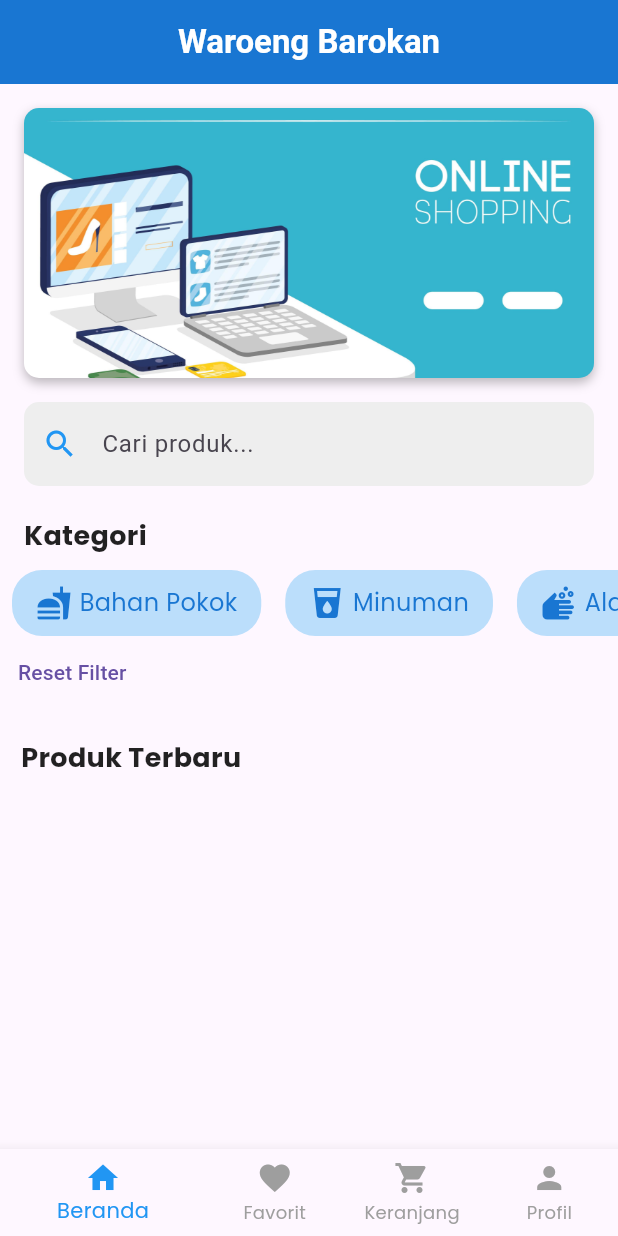
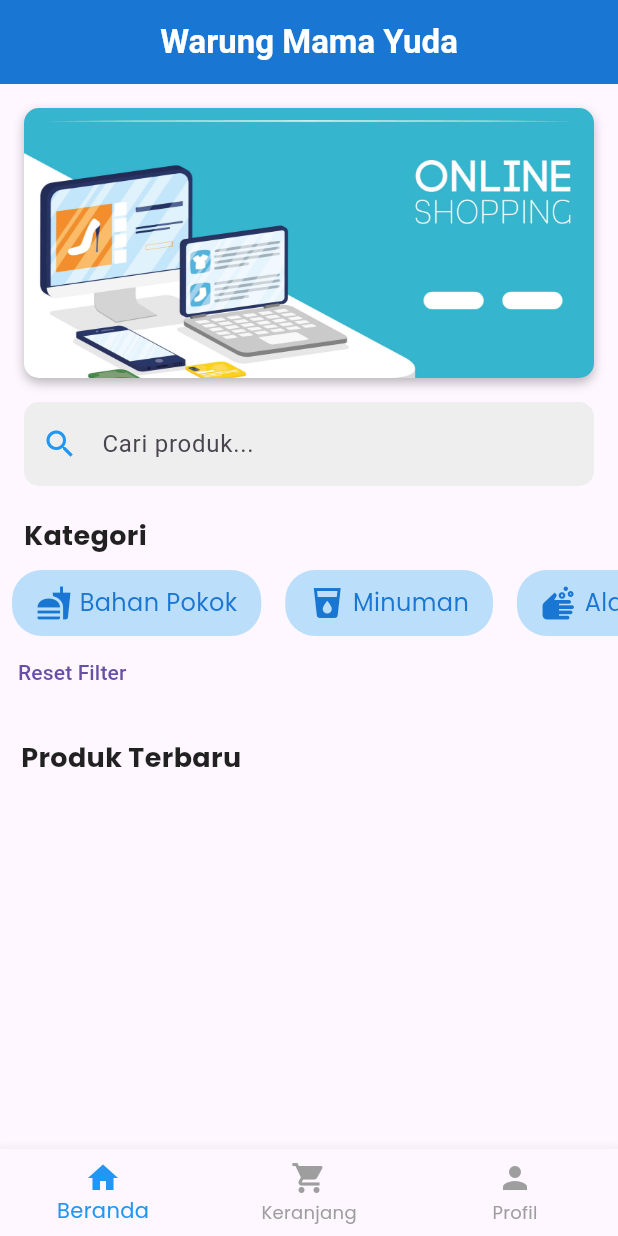
Before and after one commit to kyuzaa/StockBarang, a Flutter app: the CustomerDashboardScreen screen opened directly, on a phone screen of 412 x 824 dp. Run offline on Flutter 3.47's test engine with Material 3 defaults, Android fonts, the phone set to English and light mode, and no system bars; our stand-ins replace cloud_firestore, firebase_auth, firebase_core, google_fonts, image_picker, shimmer; accounts and stored records are empty; generated files the repository leaves out were written again.

```diff
--- a/lib/screens/auth/login_screen.dart
+++ b/lib/screens/auth/login_screen.dart
@@ -80,7 +80,7 @@ class _LoginScreenState extends State<LoginScreen> {
                   mainAxisSize: MainAxisSize.min,
                   children: [
                     Text(
-                      "Waroeng Amazon",
+                      "Warung Mama Yuda",
                       style: Theme.of(context).textTheme.headlineMedium?.copyWith(
                             fontWeight: FontWeight.bold,
                             color: const Color(0xFF1E3C72),
--- a/lib/screens/customer/dashboard_screen.dart
+++ b/lib/screens/customer/dashboard_screen.dart
@@ -16,7 +16,7 @@ class _DashboardScreenState extends State<CustomerDashboardScreen> {
 
   final List<Widget> _screens = [
     const HomeScreen(),
-    FavoriteScreen(),
+    // FavoriteScreen(),
     const CartScreen(),
     const ProfileScreen(),
   ];
@@ -42,10 +42,10 @@ class _DashboardScreenState extends State<CustomerDashboardScreen> {
             icon: Icon(Icons.home),
             label: 'Beranda',
           ),
-          BottomNavigationBarItem(
-            icon: Icon(Icons.favorite),
-            label: 'Favorit',
-          ),
+          // BottomNavigationBarItem(
+          //   icon: Icon(Icons.favorite),
+          //   label: 'Favorit',
+          // ),
           BottomNavigationBarItem(
             icon: Icon(Icons.shopping_cart),
             label: 'Keranjang',
--- a/lib/screens/customer/home_screen.dart
+++ b/lib/screens/customer/home_screen.dart
@@ -99,7 +99,7 @@ class _HomeScreenState extends State<HomeScreen> {
       appBar: AppBar(
         backgroundColor: Colors.blue.shade700,
         title: const Text(
-          "Waroeng Barokan",
+          "Warung Mama Yuda",
           style: TextStyle(
             fontSize: 22,
             fontWeight: FontWeight.bold,
```
Also changed, not shown: lib/screens/customer/cart_screen.dart (+34 -7 lines), lib/screens/owner/orders_screen.dart (+15 -10 lines).
